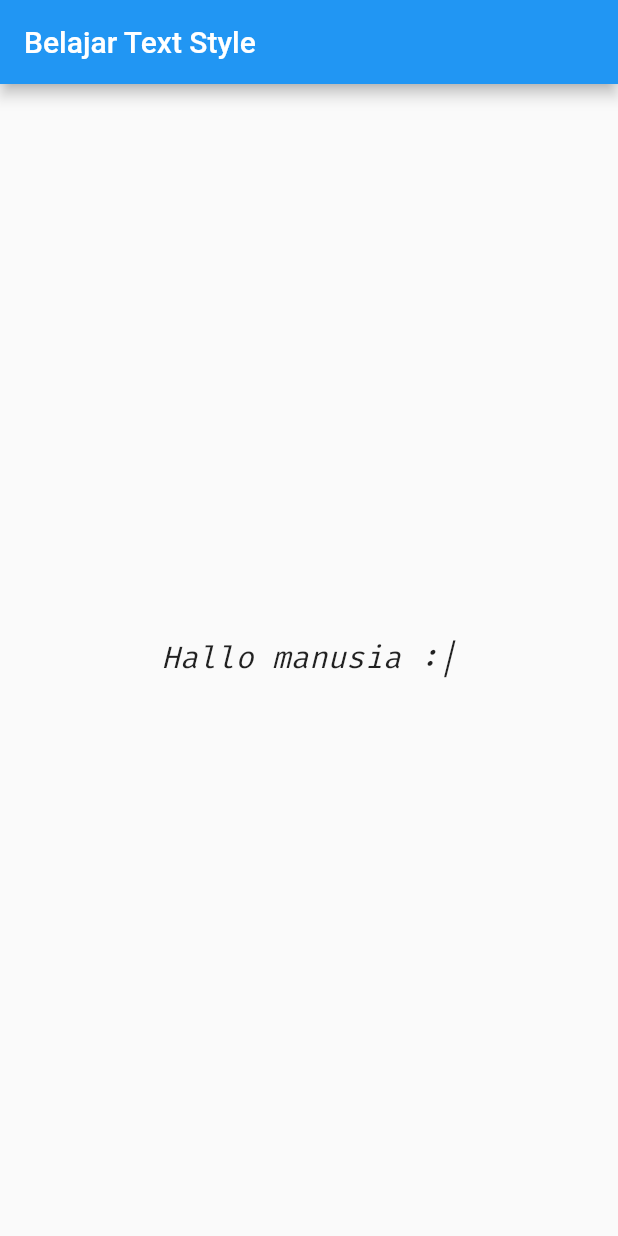
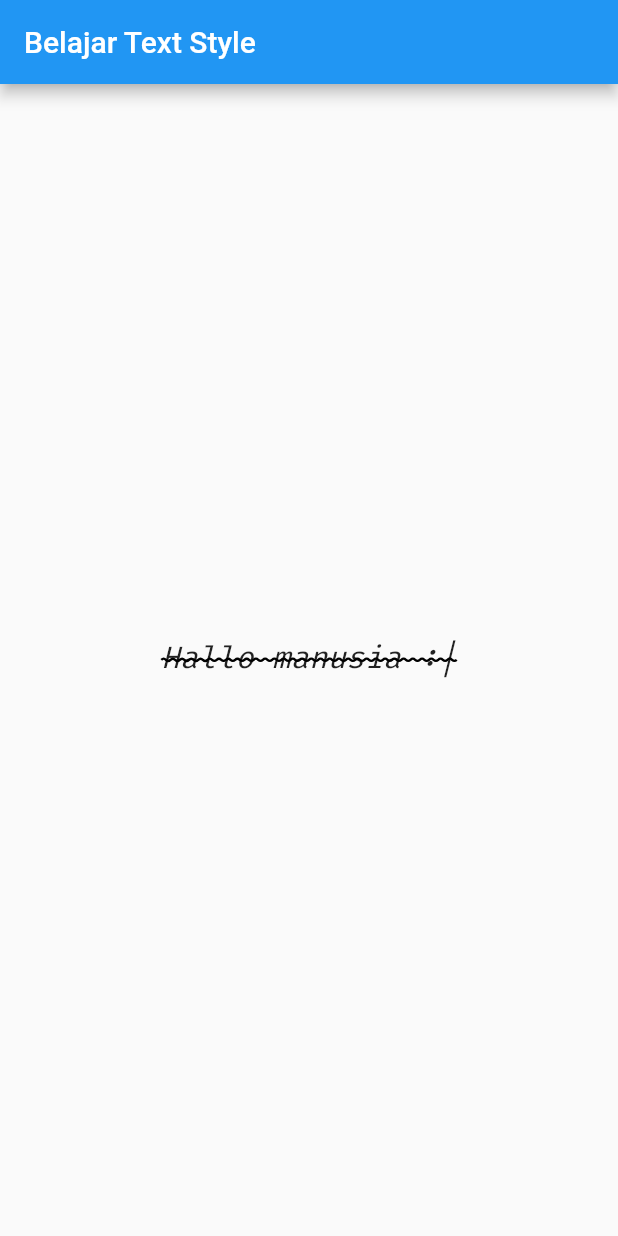
Before and after one commit to montohang/belajar-flutter, a Flutter app: the screen it shows after launch, on a phone screen of 412 x 824 dp. Run offline on Flutter 3.47's test engine with Material 2 defaults, Android fonts, the phone set to English and light mode, and no system bars.

```diff
--- /dev/null
+++ b/lib/pages/list_and_list_view.dart
@@ -0,0 +1 @@
+part of 'pages.dart';
--- a/lib/pages/pages.dart
+++ b/lib/pages/pages.dart
@@ -4,3 +4,4 @@ part 'widget.dart';
 part 'statefull_widget.dart';
 part 'anonymous_method.dart';
 part 'text_style.dart';
+part 'list_and_list_view.dart';
--- a/lib/pages/text_style.dart
+++ b/lib/pages/text_style.dart
@@ -14,7 +14,11 @@ class MyTextStyle extends StatelessWidget {
             style: TextStyle(
                 fontFamily: "FiraCode",
                 fontSize: 20,
-                fontStyle: FontStyle.italic),
+                fontStyle: FontStyle.italic,
+                decoration: TextDecoration.lineThrough,
+                decorationColor: Colors.black,
+                decorationThickness: 3,
+                decorationStyle: TextDecorationStyle.wavy),
           ),
         ),
       ),
```
